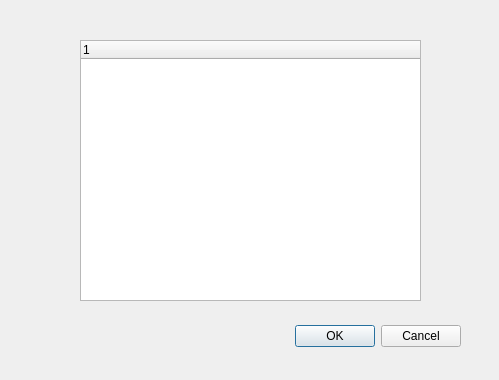
First picture: the form in resource/ui/BgProgramDialog_UI.ui, repository TripleHHH-3/bootAssist, before the edit.
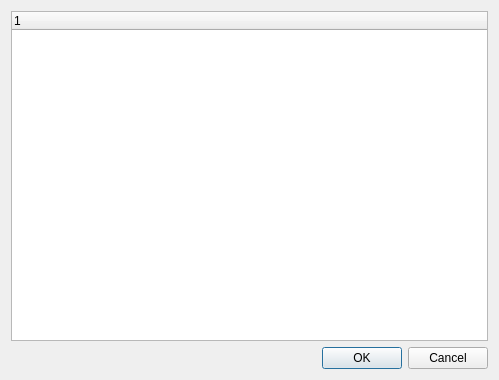
Second picture: the form after the edit.

What changed in the file:
```diff
--- a/resource/ui/BgProgramDialog_UI.ui
+++ b/resource/ui/BgProgramDialog_UI.ui
@@ -13,15 +13,12 @@
   <property name="windowTitle">
    <string>后台程序</string>
   </property>
+  <layout class="QVBoxLayout" name="verticalLayout">
+   <item>
+    <widget class="QTreeWidget" name="treeWidget"/>
+   </item>
+   <item>
   <widget class="QDialogButtonBox" name="buttonBox">
-   <property name="geometry">
-    <rect>
-     <x>120</x>
-     <y>320</y>
-     <width>341</width>
-     <height>32</height>
-    </rect>
-   </property>
    <property name="orientation">
     <enum>Qt::Horizontal</enum>
    </property>
@@ -29,16 +26,8 @@
     <set>QDialogButtonBox::Cancel|QDialogButtonBox::Ok</set>
    </property>
   </widget>
-  <widget class="QTreeWidget" name="treeWidget">
-   <property name="geometry">
-    <rect>
-     <x>80</x>
-     <y>40</y>
-     <width>341</width>
-     <height>261</height>
-    </rect>
-   </property>
-  </widget>
+   </item>
+  </layout>
  </widget>
  <resources/>
  <connections>
```
Lines whose indentation alone changed are shown as unchanged.
